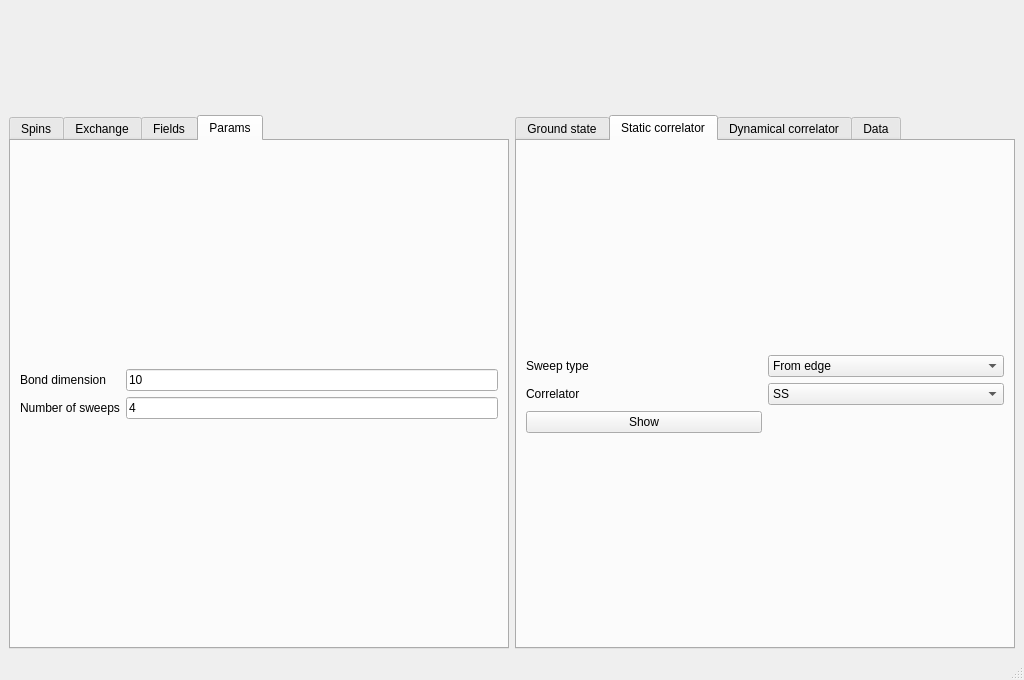
Above: interface/interface.ui from joselado/spinflare before the change. Below: the same form after it.
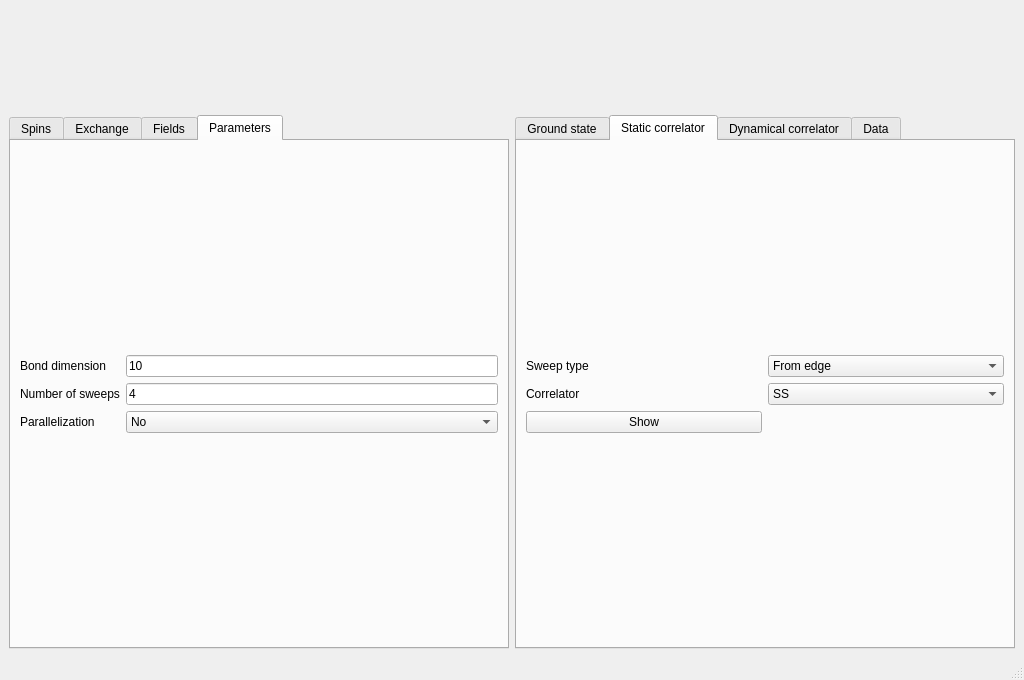
That is the form after the change. The open tabs and pages were chosen to show the change.

What changed in the file:
```diff
--- a/interface/interface.ui
+++ b/interface/interface.ui
@@ -411,7 +411,7 @@
       </widget>
       <widget class="QWidget" name="tab_10">
        <attribute name="title">
-        <string>Params</string>
+        <string>Parameters</string>
        </attribute>
        <layout class="QGridLayout" name="gridLayout_29">
         <item row="0" column="0">
@@ -450,6 +450,27 @@
             </property>
            </widget>
           </item>
+          <item row="2" column="0">
+           <widget class="QLabel" name="label_31">
+            <property name="text">
+             <string>Parallelization</string>
+            </property>
+           </widget>
+          </item>
+          <item row="2" column="1">
+           <widget class="QComboBox" name="parallelization">
+            <item>
+             <property name="text">
+              <string>No</string>
+             </property>
+            </item>
+            <item>
+             <property name="text">
+              <string>Yes</string>
+             </property>
+            </item>
+           </widget>
+          </item>
          </layout>
         </item>
        </layout>
```
Left out of the diff: 2 changed lines with no effect on the pictures.
